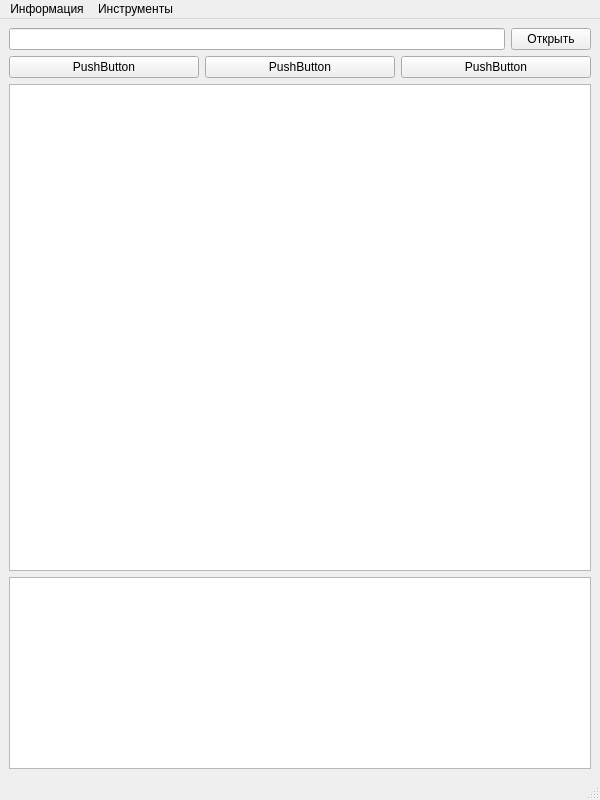
obrodiga/Data-Visualization, file mainwindow.ui: the form before one commit.
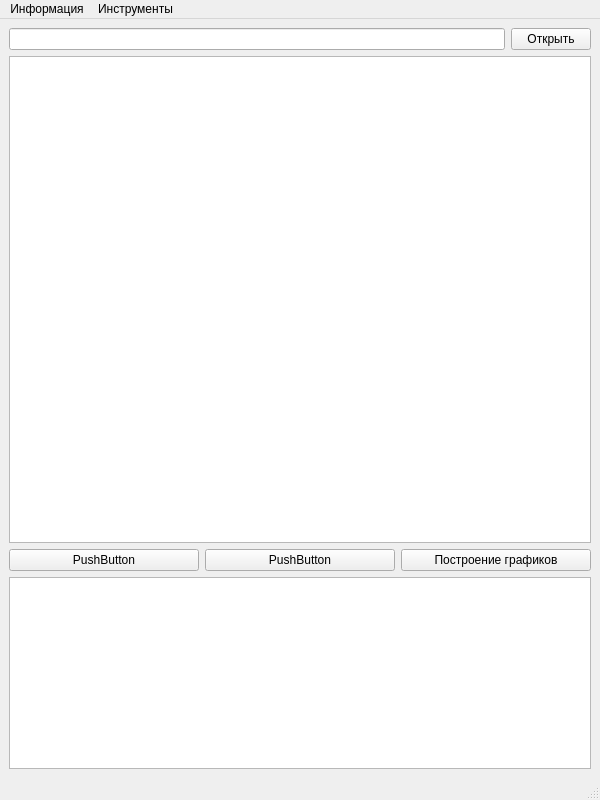
The form after the commit.

Commit message: кнопка изменения окна

```diff
--- a/mainwindow.ui
+++ b/mainwindow.ui
@@ -42,6 +42,16 @@
       </item>
      </layout>
     </item>
+    <item>
+     <widget class="QGraphicsView" name="graphicsView">
+      <property name="sizePolicy">
+       <sizepolicy hsizetype="Preferred" vsizetype="Expanding">
+        <horstretch>0</horstretch>
+        <verstretch>0</verstretch>
+       </sizepolicy>
+      </property>
+     </widget>
+    </item>
     <item>
      <layout class="QHBoxLayout" name="horizontalLayout_2">
       <item>
@@ -67,22 +77,15 @@
       <item>
        <widget class="QPushButton" name="Button3">
         <property name="text">
-         <string>PushButton</string>
+         <string>Построение графиков</string>
+        </property>
+        <property name="checkable">
+         <bool>true</bool>
         </property>
        </widget>
       </item>
      </layout>
     </item>
-    <item>
-     <widget class="QGraphicsView" name="graphicsView">
-      <property name="sizePolicy">
-       <sizepolicy hsizetype="Preferred" vsizetype="Expanding">
-        <horstretch>0</horstretch>
-        <verstretch>0</verstretch>
-       </sizepolicy>
-      </property>
-     </widget>
-    </item>
     <item>
      <widget class="QTextBrowser" name="textBrowser">
       <property name="sizePolicy">
```
Left out of the diff: 2 changed lines with no effect on the pictures. The commit also changes 3 other files.
